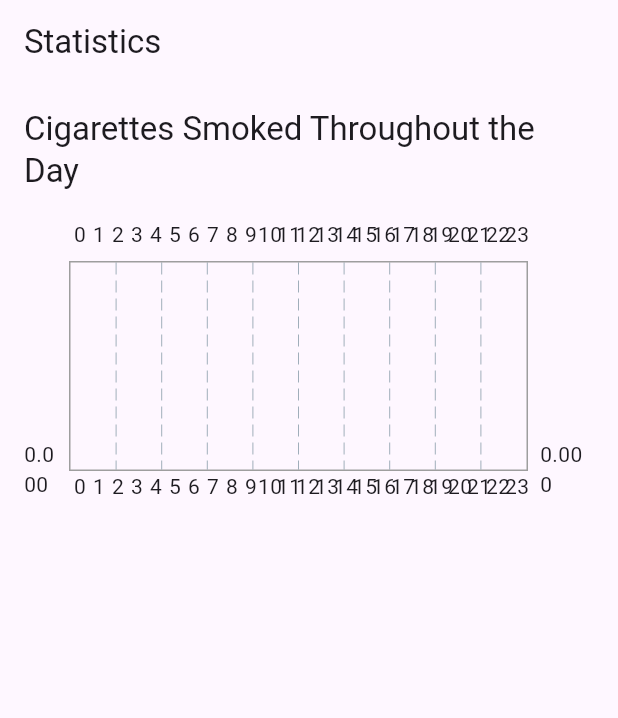
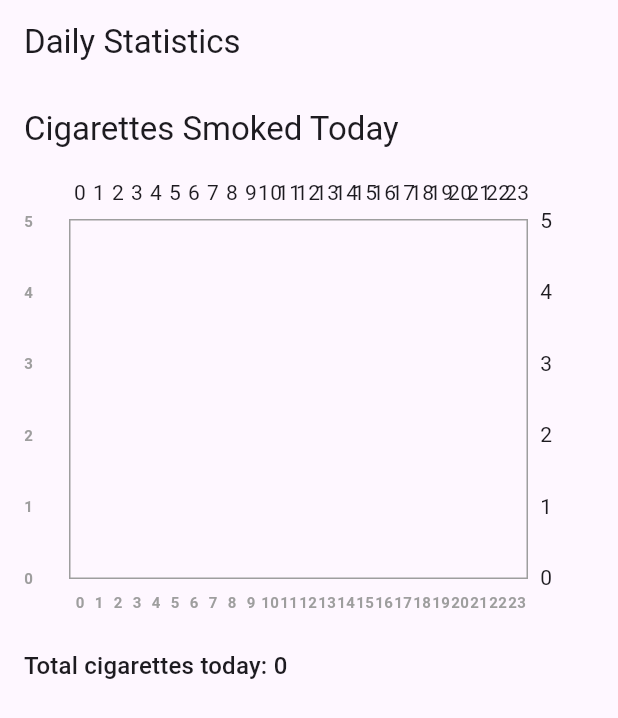
Before and after one commit to edoardop13/myquitbuddy, a Flutter app: the StatisticsPage screen opened directly, on a phone screen of 412 x 824 dp. Shown: the top 718 px of the screen. Run offline on Flutter 3.47's test engine with Material 3 defaults, Android fonts, the light colour scheme and no system bars; drawn by our look-alikes of fl_chart; our stand-ins replace babstrap_settings_screen, dio, flutter_secure_storage, jwt_decoder, shared_preferences; missing offline and left inert: dio_cache_interceptor, idb_shim; accounts and stored records are empty.

Commit message:
modified statisticspage

```diff
--- a/lib/screens/statisticsPage.dart
+++ b/lib/screens/statisticsPage.dart
@@ -1,6 +1,6 @@
 import 'package:flutter/material.dart';
 import 'package:fl_chart/fl_chart.dart';
-import 'package:myquitbuddy/utils/shared_preferences_service.dart';
+import 'package:myquitbuddy/utils/indexed_db_service.dart';
 
 class StatisticsPage extends StatefulWidget {
   @override
@@ -17,15 +17,8 @@ class _StatisticsPageState extends State<StatisticsPage> {
   }
 
   Future<void> _loadData() async {
-    String? lastDate = await SharedPreferencesService.getLastDate();
     String today = DateTime.now().toIso8601String().substring(0, 10);
-
-    if (lastDate != today) {
-      await SharedPreferencesService.resetCounts();
-      await SharedPreferencesService.setLastDate(today);
-    }
-
-    Map<String, int> counts = await SharedPreferencesService.getCigaretteCounts();
+    Map<String, int> counts = await IndexedDBService.getCigaretteCounts(today);
     setState(() {
       _cigaretteCounts = counts;
     });
@@ -35,7 +28,7 @@ class _StatisticsPageState extends State<StatisticsPage> {
   Widget build(BuildContext context) {
     return Scaffold(
       appBar: AppBar(
-        title: Text('Statistics'),
+        title: Text('Daily Statistics'),
       ),
       body: SingleChildScrollView(
         child: Padding(
@@ -44,30 +37,53 @@ class _StatisticsPageState extends State<StatisticsPage> {
             crossAxisAlignment: CrossAxisAlignment.start,
             children: [
               Text(
-                'Cigarettes Smoked Throughout the Day',
+                'Cigarettes Smoked Today',
                 style: Theme.of(context).textTheme.titleLarge,
               ),
               SizedBox(height: 16.0),
               SizedBox(
-                height: 200.0,
+                height: 300.0,
                 child: BarChart(
                   BarChartData(
                     alignment: BarChartAlignment.spaceAround,
+                    maxY: _getMaxY(),
                     barGroups: _getBarGroups(),
                     titlesData: FlTitlesData(
+                      show: true,
+                      bottomTitles: AxisTitles(
+                        sideTitles: SideTitles(
+                          showTitles: true,
+                          getTitlesWidget: (double value, TitleMeta meta) {
+                            return Padding(
+                              padding: const EdgeInsets.only(top: 8.0),
+                              child: Text(
+                                value.toInt().toString(),
+                                style: TextStyle(
+                                  color: Colors.grey,
+                                  fontWeight: FontWeight.bold,
+                                  fontSize: 10,
+                                ),
+                              ),
+                            );
+                          },
+                          reservedSize: 30,
+                        ),
+                      ),
                       leftTitles: AxisTitles(
                         sideTitles: SideTitles(
                           showTitles: true,
                           reservedSize: 30,
-                        ),
-                      ),
-                      bottomTitles: AxisTitles(
-                        sideTitles: SideTitles(
-                          showTitles: true,
+                          interval: 1,
                           getTitlesWidget: (double value, TitleMeta meta) {
-                            return Text(value.toInt().toString());
+                            return Text(
+                              value.toInt().toString(),
+                              style: TextStyle(
+                                color: Colors.grey,
+                                fontWeight: FontWeight.bold,
+                                fontSize: 10,
+                              ),
+                            );
                           },
-                          reservedSize: 30,
                         ),
                       ),
                     ),
@@ -75,8 +91,14 @@ class _StatisticsPageState extends State<StatisticsPage> {
                       show: true,
                       border: Border.all(color: Colors.grey),
                     ),
+                    gridData: FlGridData(show: false),
                   ),
                 ),
+              ),
+              SizedBox(height: 16.0),
+              Text(
+                'Total cigarettes today: ${_cigaretteCounts.values.fold(0, (sum, count) => sum + count)}',
+                style: Theme.of(context).textTheme.titleMedium,
               ),
             ],
           ),
@@ -94,9 +116,16 @@ class _StatisticsPageState extends State<StatisticsPage> {
           BarChartRodData(
             toY: (_cigaretteCounts[hourKey] ?? 0).toDouble(),
             color: Colors.blue,
+            width: 16,
+            borderRadius: BorderRadius.vertical(top: Radius.circular(4)),
           ),
         ],
       );
     });
   }
+
+  double _getMaxY() {
+    if (_cigaretteCounts.isEmpty) return 5;
+    return _cigaretteCounts.values.reduce((max, value) => max > value ? max : value).toDouble() + 1;
+  }
 }
```
